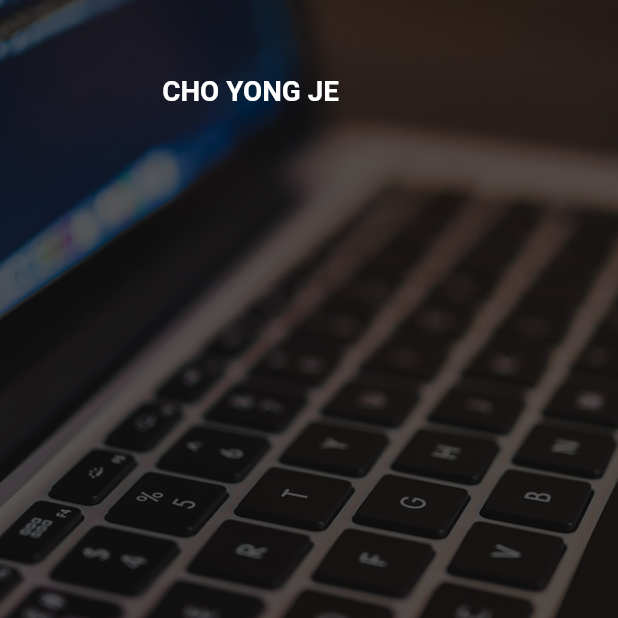
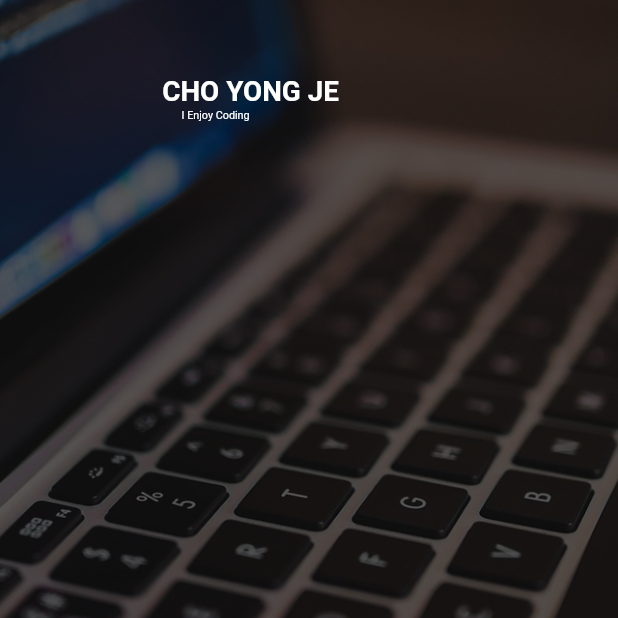
Before and after one commit to Lovingcats/Portfolio_website, a Flutter app: the screen it shows after launch, on a phone screen of 412 x 824 dp, the part 357-975 px from its top. Run offline on Flutter 3.47's test engine with Material 2 defaults, Android fonts, the phone set to English and light mode, and no system bars; drawn by our look-alikes of animated_text_kit; our stand-ins replace flutter_screenutil; missing offline and left inert: collapsible_sidebar, morphing_text.

Commit message:
[UPDATE] home animated text

```diff
--- a/lib/main.dart
+++ b/lib/main.dart
@@ -168,19 +168,29 @@ class _SidebarPageState extends State<SidebarPage> {
                 ],
               ),
             ),
-            SizedBox(
-              width: 250.0,
-              child: DefaultTextStyle(
-                style: TextStyle(fontSize: 15.sp, color: Colors.white),
-                child: AnimatedTextKit(
-                  repeatForever: true,
-                  animatedTexts: [
-                    TypewriterAnimatedText('',
-                        speed: const Duration(milliseconds: 800)),
-                  ],
+            Padding(
+              padding: EdgeInsets.only(left: 85.w),
+              child: SizedBox(
+                width: 250.0.w,
+                child: DefaultTextStyle(
+                  style: TextStyle(
+                      fontSize: 7.sp,
+                      color: Colors.white,
+                      fontWeight: FontWeight.w400),
+                  child: AnimatedTextKit(
+                    repeatForever: true,
+                    animatedTexts: [
+                      TypewriterAnimatedText('I Enjoy Coding',
+                          speed: const Duration(milliseconds: 150)),
+                      TypewriterAnimatedText("I'm Mobile Developer",
+                          speed: const Duration(milliseconds: 150)),
+                      TypewriterAnimatedText("I Love Developing",
+                          speed: const Duration(milliseconds: 150)),
+                    ],
+                  ),
                 ),
               ),
-            )
+            ),
           ],
         ),
       ],
@@ -191,7 +201,7 @@ class _SidebarPageState extends State<SidebarPage> {
     return Container(
       height: double.infinity,
       width: double.infinity,
-      color: Color.fromARGB(255, 255, 255, 255),
+      color: const Color.fromARGB(255, 255, 255, 255),
       child: Center(
         child: Text(
           _headline,
```
